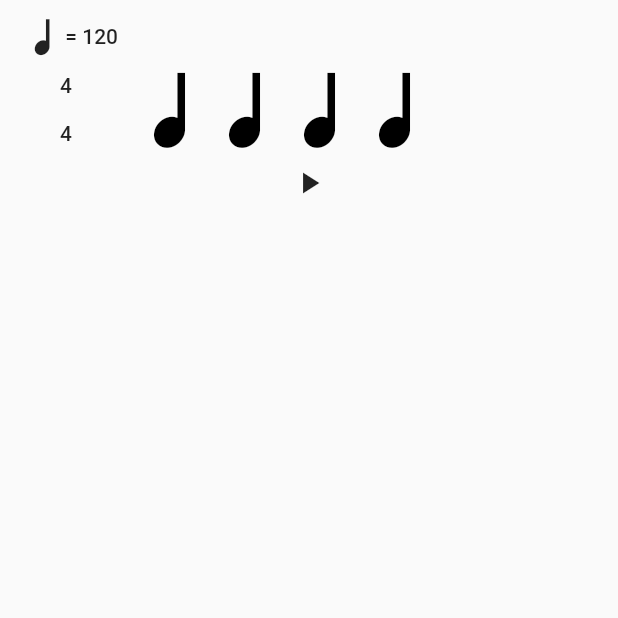
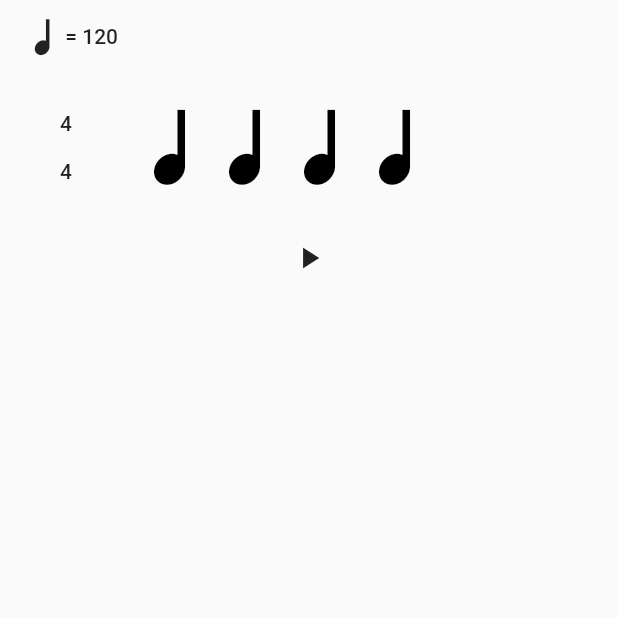
Before and after one commit to zeucapua/rit_app, a Flutter app: the MetronomePage screen opened directly, after a tap on the "play arrow" icon, on a phone screen of 412 x 824 dp, the top half of it. Run offline on Flutter 3.47's test engine with Material 2 defaults, Android fonts, the phone set to English and light mode, and no system bars; our stand-ins replace numberpicker, shared_preferences; missing offline and left inert: flutter_midi; accounts and stored records are empty.

Commit message:
streamlined MetronomePage 0.2

```diff
--- a/lib/models/Beat.dart
+++ b/lib/models/Beat.dart
@@ -4,17 +4,16 @@ class Beat {
   // TODO: add dotted values for each of these
   int value; // note value: 1 - whole, 2 - half, 4 - quarter, 8 - eighth, 16 - sixteenth
   int sound; // if -1, play SystemSound : else play midi equivalent
+  bool isOn; // if note is being played - true, vice versa
   Duration beatDuration; // the actual amount ms
 
   // constructor
-  Beat(this.value, this.sound) { beatDuration = Duration(); /* init */ }
+  Beat(this.value, this.sound) { isOn = false; beatDuration = Duration(); /* init */ }
 
   // methods
   void setSound(int toSet) { sound = toSet; }
-  void setValue(int toSet, int bottomTimeSignature, Duration tempoDuration) {
-    value = toSet; setBeatDuration(bottomTimeSignature, tempoDuration);
-  }
-
+  void setValue(int toSet) { value = toSet; }
+  void setIsOn(bool toSet) { isOn = toSet; }
 
   void setBeatDuration(int bottomTimeSignature, Duration tempoDuration) {
 
--- a/lib/models/BeatDisplay.dart
+++ b/lib/models/BeatDisplay.dart
@@ -1,4 +1,5 @@
 import 'package:flutter/material.dart';
+import 'package:rit_app/models/Beat.dart';
 import 'package:rit_app/models/Constants.dart';
 
 class BeatDisplay extends StatefulWidget {
@@ -7,7 +8,7 @@ class BeatDisplay extends StatefulWidget {
   BeatDisplayState state;
 
   // constructor
-  BeatDisplay(int value) { state = BeatDisplayState(value); }
+  BeatDisplay(Beat beat) { state = BeatDisplayState(beat); }
   @override BeatDisplayState createState() => state;
 
   // methods for pages to use
@@ -18,60 +19,58 @@ class BeatDisplay extends StatefulWidget {
 class BeatDisplayState extends State<BeatDisplay> {
 
   // instance variables
-  int value;
-  bool isOn;
+  Beat beat;
   Icon icon;
 
   // constructor
-  BeatDisplayState(this.value) { isOn = false; }
+  BeatDisplayState(this.beat);
 
   // build
   @override
   Widget build(BuildContext context) {
 
-    switch (value) {
+    switch (beat.value) {
       case 1:
         icon = Icon(
             Constants.whole,
-            color: isOn ? Colors.blue : Colors.black,
+            color: beat.isOn ? Colors.blue : Colors.black,
             size: Constants.BEATDISPLAY_SIZE
         ); break;
       case 2:
         icon = Icon(
             Constants.half,
-            color: isOn ? Colors.blue : Colors.black,
+            color: beat.isOn ? Colors.blue : Colors.black,
             size: Constants.BEATDISPLAY_SIZE
         ); break;
       case 4:
         icon = Icon(
             Constants.quarter,
-            color: isOn ? Colors.blue : Colors.black,
+            color: beat.isOn ? Colors.blue : Colors.black,
             size: Constants.BEATDISPLAY_SIZE
         ); break;
       case 8:
         icon = Icon(
             Constants.eighth,
-            color: isOn ? Colors.blue : Colors.black,
+            color: beat.isOn ? Colors.blue : Colors.black,
             size: Constants.BEATDISPLAY_SIZE
         ); break;
       case 16:
         icon = Icon(
             Constants.sixteenth,
-            color: isOn ? Colors.blue : Colors.black,
+            color: beat.isOn ? Colors.blue : Colors.black,
             size: Constants.BEATDISPLAY_SIZE
         ); break;
     }
 
-    return Container( child: icon );
-
+    return Container(child: icon);
   }
 
-  void setIsOn(bool toSet) { setState(() { isOn = toSet; }); }
-  void setValue(int toSet) { setState(() { value = toSet; }); }
+  void setIsOn(bool toSet) { setState(() { beat.isOn = toSet; }); }
+  void setValue(int toSet) { setState(() { beat.setValue(toSet); }); }
 
   @override
   String toString({DiagnosticLevel minLevel = DiagnosticLevel.debug}) {
     // TODO: implement toString
-    return value.toString();
+    return beat.value.toString();
   }
 }
--- a/lib/pages/MetronomePage.dart
+++ b/lib/pages/MetronomePage.dart
@@ -2,11 +2,11 @@ import 'package:flutter/material.dart';
 import 'dart:async'; import 'package:flutter/services.dart';
 import 'package:shared_preferences/shared_preferences.dart';
 import 'package:numberpicker/numberpicker.dart';
+import 'package:flutter_midi/flutter_midi.dart';
 
 import 'package:rit_app/models/Beat.dart';
 import 'package:rit_app/models/BeatDisplay.dart';
 import 'package:rit_app/models/Constants.dart';
-
 
 class MetronomePage extends StatefulWidget { @override MetronomePageState createState() => MetronomePageState(); }
 
@@ -23,8 +23,8 @@ class MetronomePageState extends State<MetronomePage> {
   int currentBeat;
   bool isMetronomePlaying;
 
-  List<BeatDisplay> beatDisplays;
-  Widget beatDisplayRow;
+  List<Beat> beats;
+  Widget beatDisplayList;
   Widget timeSignatureButton;
   Widget tempoButton;
   Widget playButton;
@@ -52,7 +52,7 @@ class MetronomePageState extends State<MetronomePage> {
                   children: <Widget>[
 
                     timeSignatureButton,
-                    beatDisplayRow
+                    Container(height: 100.0, child: beatDisplayList)
 
                   ].where(notNull).toList(),
                 ),
@@ -81,6 +81,9 @@ class MetronomePageState extends State<MetronomePage> {
     setTempoDuration();
 
     topTimeSignature = 4; bottomTimeSignature = 4;
+
+    // initialize beats
+    setBeats();
 
     // initialize metronome settings
     currentBeat = 0;
@@ -114,20 +117,35 @@ class MetronomePageState extends State<MetronomePage> {
       onPressed: () => setTimeSignature(),
     );
 
-    playButton = FlatButton(child: Icon(Icons.play_arrow), onPressed: () => toggleMetronome());
+    playButton = FlatButton(
+      child: isMetronomePlaying ? Icon(Icons.stop) : Icon(Icons.play_arrow),
+      onPressed: () => toggleMetronome(),
+    );
 
 
     // initialize beats and displays
-    beatDisplays = List<BeatDisplay>();
     initBeatDisplays();
 
-    print(beatDisplays.toString());
+    // initialize midi
+    loadSound('assets/sounds/Steinway+Grand+Piano+ER3A.sf2');
+
   }
 
   // setting functions
   void setTempoDuration() { tempoDuration = Duration(milliseconds: (Constants.MINUTE_IN_MILLISECONDS/tempo).floor()); }
   void setTempo() {}
   void setTimeSignature() {}
+  void setBeats() {
+    beats = List<Beat>();
+    for (int x = 0; x < topTimeSignature; x++) {
+      beats.add(Beat(bottomTimeSignature, -1));
+    }
+  }
+  void loadSound(String asset) async {
+    FlutterMidi.unmute();
+    ByteData byte = await rootBundle.load(asset);
+    FlutterMidi.prepare(sf2: byte);
+  }
 
   // widget functions
   void setMetronomeIcon() {
@@ -145,40 +163,48 @@ class MetronomePageState extends State<MetronomePage> {
     });
   }
   void initBeatDisplays() {
-    beatDisplays.clear();
-    for (int i = 0; i < topTimeSignature; i++) {
-      beatDisplays.add(BeatDisplay(bottomTimeSignature));
-    }
-    beatDisplayRow = Row(children: beatDisplays);
-  }
-  void setBeatDisplays() {
-    setState(() {
-      beatDisplays.clear();
-      for (int i = 0; i < topTimeSignature; i++) {
-        beatDisplays.add(BeatDisplay(bottomTimeSignature));
-      }
-      beatDisplayRow = Row(children: beatDisplays);
-    });
+    beatDisplayList = ListView.builder(
+      shrinkWrap: true,
+      scrollDirection: Axis.horizontal,
+      physics: NeverScrollableScrollPhysics(),
+      itemCount: beats.length,
+      itemBuilder: (context, index) {
+
+        return BeatDisplay(beats[index]);
+
+      },
+    );
   }
   void disableBeatDisplays() {
-    beatDisplays.forEach((display) => display.setIsOn(false));
+    print('disable');
+    setState(() {
+      beats.forEach((beat) => beat.setIsOn(false));
+    });
   }
 
   // metronome functions
   void toggleMetronome() {
-    isMetronomePlaying = isMetronomePlaying ? false : true;
-    currentBeat = 0;
-    setBeatDisplays();
+    print('toggle');
+    setState(() {
+      isMetronomePlaying = isMetronomePlaying ? false : true;
+      currentBeat = 0;
+    });
+
     if (isMetronomePlaying) { playMetronome(); }
     else { timer.cancel(); disableBeatDisplays(); }
   }
-  // TODO: fix 'setState() called in constructor: 4' error when pressed
   void playMetronome() {
-
+    print('playMetronome');
     disableBeatDisplays();
 
-    // highlight current display
-    beatDisplays.elementAt(currentBeat).setIsOn(true);
+    // TODO: highlight current display using list
+    setState(() {
+      beats[currentBeat].setIsOn(true);
+    });
+
+    // play sound
+    if (beats[currentBeat].sound == -1) { SystemSound.play(SystemSoundType.click); }
+    else { FlutterMidi.playMidiNote(midi: beats[currentBeat].sound); }
 
     // add to current beat
     currentBeat++;
```
